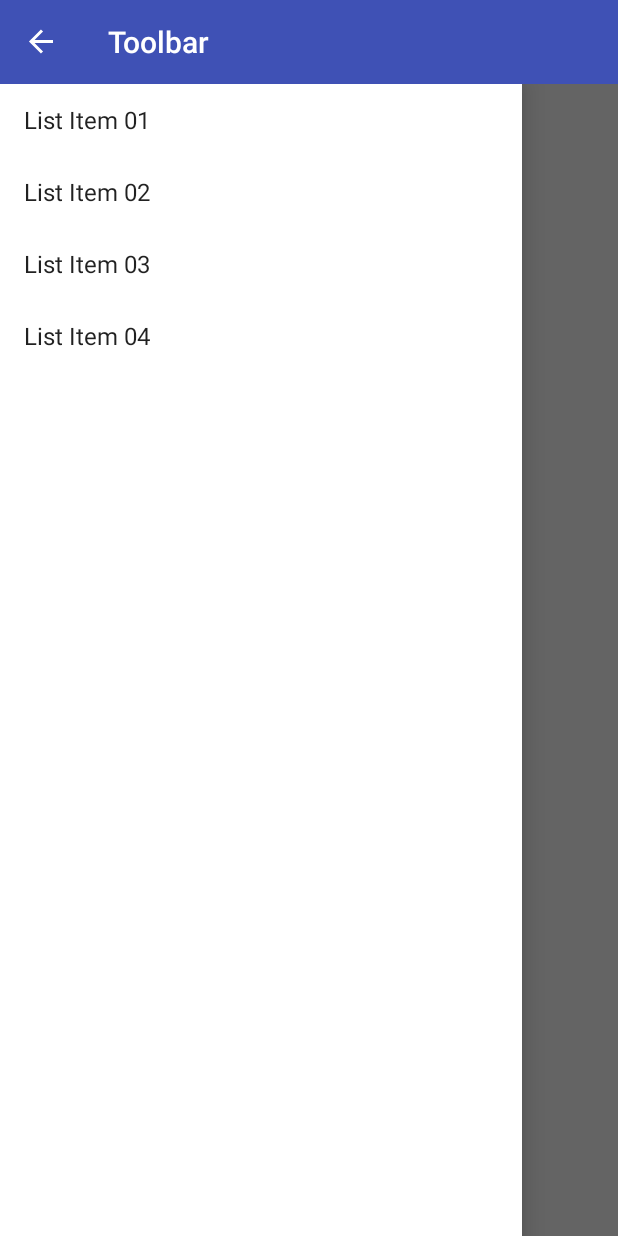
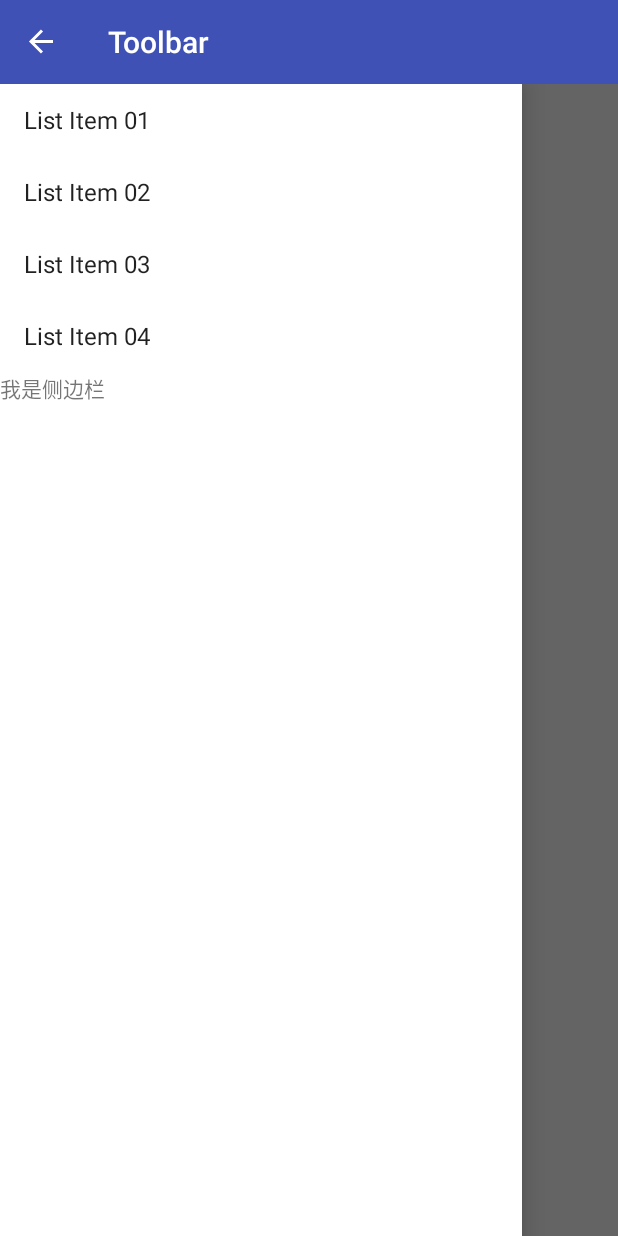
Before and after one commit to lebang/MiApp, an Android app: the screen it shows after launch (DrawerActivity), with the side drawer open, on a phone screen of 412 x 824 dp. Run offline under Robolectric (Android 15) with nearby library versions, the phone set to English and light mode, and no system bars; our stand-ins replace ButterKnife.

Commit message:
add drawer layout

```diff
--- a/app/src/main/java/com/miapp/Activity/DrawerActivity.java
+++ b/app/src/main/java/com/miapp/Activity/DrawerActivity.java
@@ -8,9 +8,11 @@ import android.support.v4.widget.DrawerLayout;
 import android.support.v7.app.ActionBarDrawerToggle;
 import android.support.v7.widget.Toolbar;
 import android.view.View;
+import android.widget.AdapterView;
 import android.widget.ArrayAdapter;
 import android.widget.LinearLayout;
 import android.widget.ListView;
+import android.widget.Toast;
 
 /**
  * Created by lebang on 16-7-4.
@@ -45,7 +47,7 @@ public class DrawerActivity extends BaseActivity {
             }
         };
         mDrawerToggle.syncState();
-        mDrawerLayout.setDrawerListener(mDrawerToggle);
+        mDrawerLayout.addDrawerListener(mDrawerToggle);
         //设置菜单列表
         arrayAdapter = new ArrayAdapter(this, android.R.layout.simple_list_item_1, lvs);
         sidemenu.setAdapter(arrayAdapter);
--- a/app/src/main/res/layout/activity_drawer.xml
+++ b/app/src/main/res/layout/activity_drawer.xml
@@ -40,13 +40,18 @@
                 android:layout_width="match_parent"
                 android:layout_height="match_parent"
                 android:background="#fff"
+                android:orientation="vertical"
                 android:layout_gravity="start">
             <ListView
                     android:id="@+id/sidemenu"
                     android:layout_width="match_parent"
-                    android:layout_height="match_parent"
+                    android:layout_height="wrap_content"
                     android:divider="@null"
                     android:text="DrawerLayout"/>
+            <TextView
+                    android:text="我是侧边栏"
+                    android:layout_width="match_parent"
+                    android:layout_height="wrap_content"/>
         </LinearLayout>
     </android.support.v4.widget.DrawerLayout>
 
```
